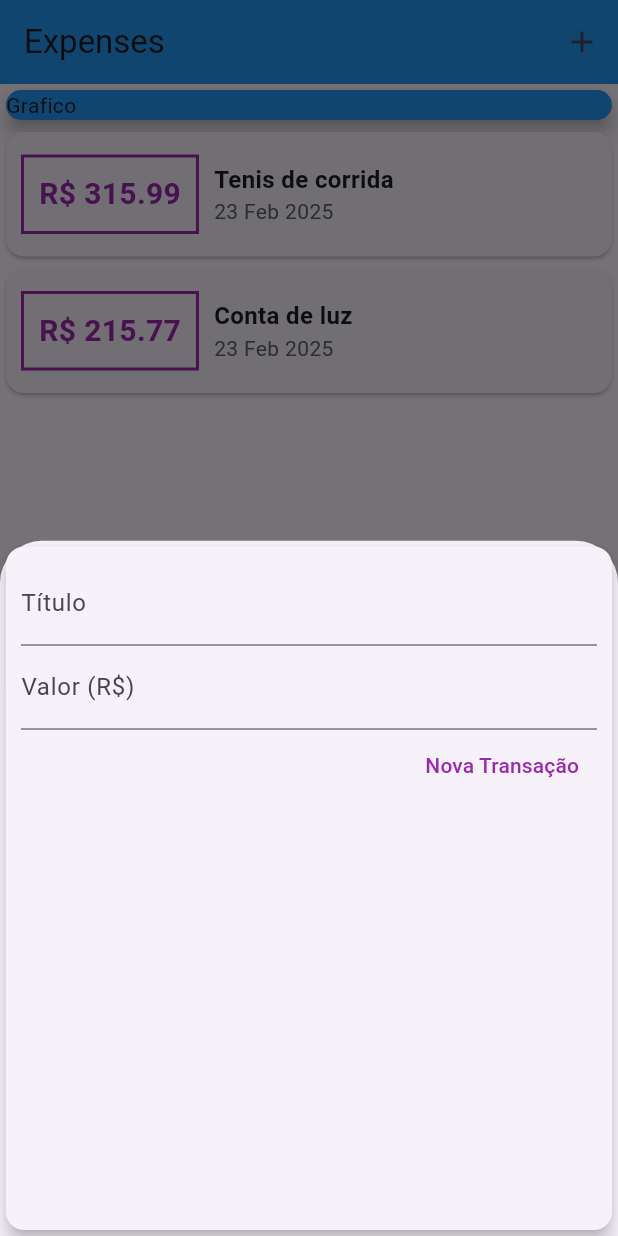
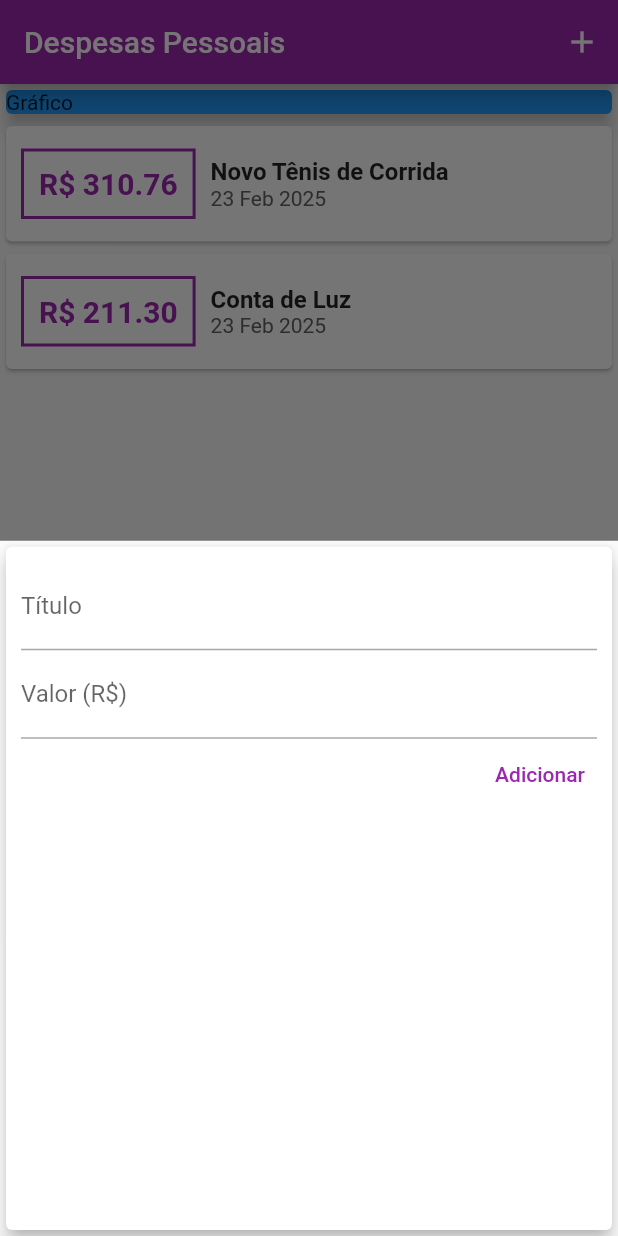
Before and after one commit to Petw143/despesas_pessoais, a Flutter app: the screen it shows after launch, after a tap on the "add" icon, on a phone screen of 412 x 824 dp. Run offline on Flutter 3.47's test engine with Material 3 defaults, Android fonts, the phone set to English and light mode, and no system bars.

Commit message:
Adicionando tema

```diff
--- a/lib/components/transaction_form.dart
+++ b/lib/components/transaction_form.dart
@@ -52,7 +52,7 @@ class _TransactionFormState extends State<TransactionForm> {
             ),
             TextField(
               controller: valueController,
-              keyboardType: TextInputType.numberWithOptions(decimal: true),
+              keyboardType: const TextInputType.numberWithOptions(decimal: true),
               onSubmitted: (_) => _submitForm(),
               decoration: InputDecoration(labelText: 'Valor (R\$)'),
             ),
@@ -64,7 +64,7 @@ class _TransactionFormState extends State<TransactionForm> {
               child: Row(
                 mainAxisAlignment: MainAxisAlignment.end,
                 children: [
-                  Text('Nova Transação'),
+                  Text('Adicionar'),
                 ],
               ),
             ),
--- a/lib/main.dart
+++ b/lib/main.dart
@@ -8,15 +8,32 @@ import 'package:flutter/material.dart';
 main() => runApp(ExpensesApp());
 
 class ExpensesApp extends StatelessWidget {
+  ExpensesApp({super.key});
+  final ThemeData tema = ThemeData();
+
   @override
   Widget build(BuildContext context) {
     return MaterialApp(
-      home: MyHomePage(),
+      home: const MyHomePage(),
+      theme: ThemeData(
+        useMaterial3: false,
+        appBarTheme: AppBarTheme(
+          backgroundColor: Colors.purple,
+          foregroundColor: Colors.white,
+        ),
+        colorScheme: ColorScheme.fromSeed(
+          seedColor: Colors.amber,
+          primary: Colors.purple,
+          secondary: Colors.amber,
+        ),
+      ),
     );
   }
 }
 
 class MyHomePage extends StatefulWidget {
+  const MyHomePage({super.key});
+
   @override
   State<MyHomePage> createState() => _MyHomePageState();
 }
@@ -24,24 +41,32 @@ class MyHomePage extends StatefulWidget {
 class _MyHomePageState extends State<MyHomePage> {
   final _transactions = [
     Transaction(
-        id: "t1",
-        title: "Tenis de corrida",
-        value: 315.99,
-        date: DateTime.now()),
+      id: 't1',
+      title: 'Novo Tênis de Corrida',
+      value: 310.76,
+      date: DateTime.now(),
+    ),
     Transaction(
-        id: "t10", title: "Conta de luz", value: 215.77, date: DateTime.now())
+      id: 't2',
+      title: 'Conta de Luz',
+      value: 211.30,
+      date: DateTime.now(),
+    ),
   ];
 
-  void _addTransaction(String title, double value) {
-    final Transaction newTransaction = Transaction(
+  _addTransaction(String title, double value) {
+    final newTransaction = Transaction(
       id: Random().nextDouble().toString(),
       title: title,
       value: value,
-        date: DateTime.now());
+      date: DateTime.now(),
+    );
 
     setState(() {
       _transactions.add(newTransaction);
     });
+
+    Navigator.of(context).pop();
   }
 
   _openTransactionFormModal(BuildContext context) {
@@ -49,28 +74,31 @@ class _MyHomePageState extends State<MyHomePage> {
       context: context,
       builder: (_) {
         return TransactionForm(_addTransaction);
-        });
+      },
+    );
   }
 
   @override
   Widget build(BuildContext context) {
     return Scaffold(
       appBar: AppBar(
-        backgroundColor: Colors.blue,
-        title: Text("Expenses"),
-        actions: <Widget>[
-          IconButton(onPressed: () => _openTransactionFormModal(context), icon: Icon(Icons.add))
+        title: const Text('Despesas Pessoais'),
+        actions: [
+          IconButton(
+            icon: const Icon(Icons.add),
+            onPressed: () => _openTransactionFormModal(context),
+          ),
         ],
       ),
       body: SingleChildScrollView(
         child: Column(
           crossAxisAlignment: CrossAxisAlignment.stretch,
-          children: <Widget>[
-            Container(
+          children: [
+            const SizedBox(
               child: Card(
                 color: Colors.blue,
                 elevation: 5,
-                child: Text("Grafico"),
+                child: Text('Gráfico'),
               ),
             ),
             TransactionList(_transactions),
@@ -78,13 +106,10 @@ class _MyHomePageState extends State<MyHomePage> {
         ),
       ),
       floatingActionButton: FloatingActionButton(
-        backgroundColor: Colors.blue,
-        child: Icon(
-          Icons.add,
-          color: Colors.white,
-        ),
+        child: const Icon(Icons.add),
         onPressed: () => _openTransactionFormModal(context),
       ),
+      floatingActionButtonLocation: FloatingActionButtonLocation.centerFloat,
     );
   }
 }
```
Lines whose indentation alone changed are shown as unchanged.
